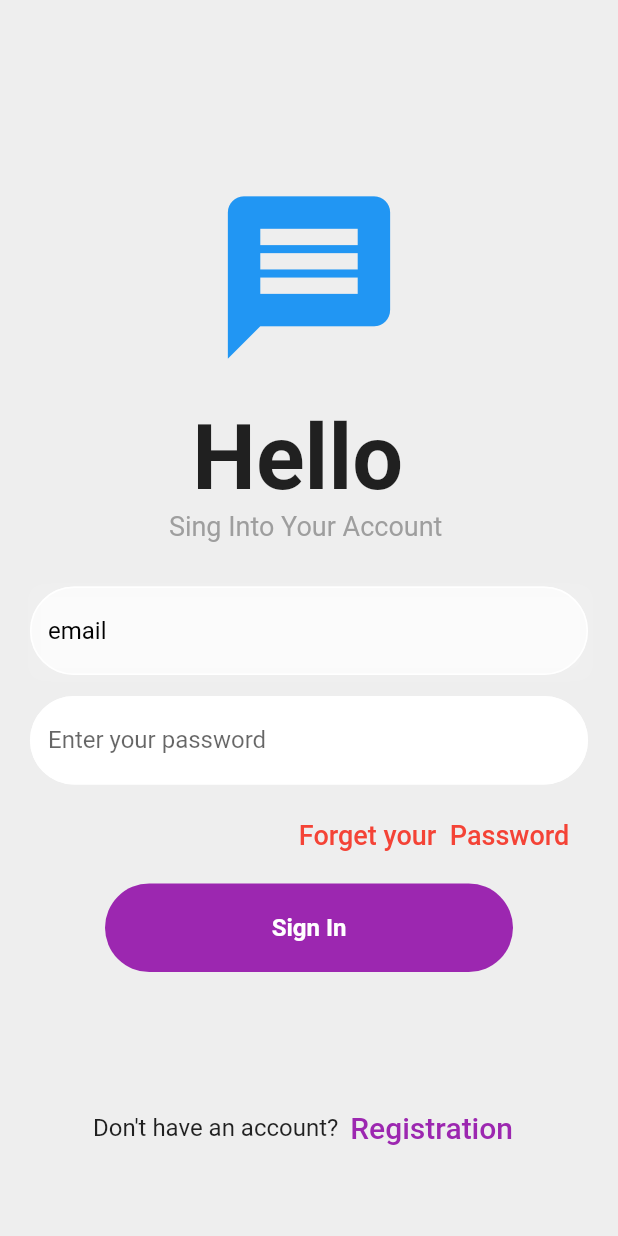
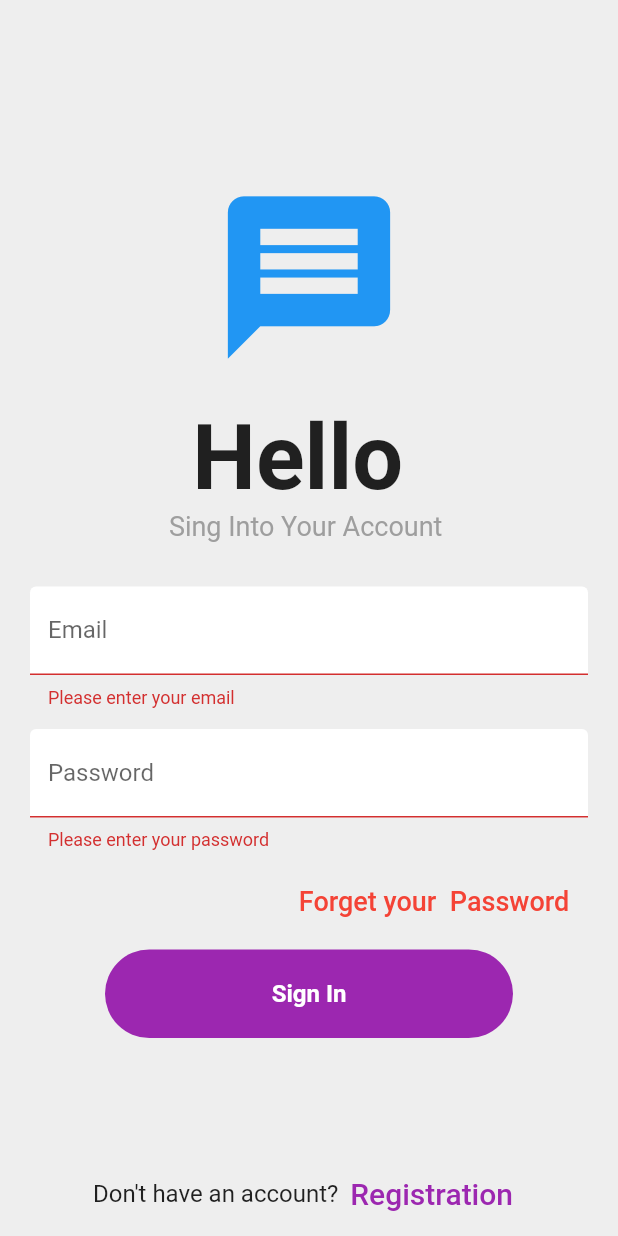
Before and after one commit to yomankaDX/livestock-system, a Flutter app: the screen it shows after launch, after a tap on "Sign In", on a phone screen of 412 x 824 dp. Run offline on Flutter 3.47's test engine with Material 2 defaults, Android fonts, the phone set to English and light mode, and no system bars; our stand-ins replace cloud_firestore, firebase_auth, firebase_core, firebase_database, flutter_linkify, flutter_local_notifications and 1 more; accounts and stored records are empty.

Commit message:
validation added

```diff
--- a/lib/page/page.dart
+++ b/lib/page/page.dart
@@ -22,51 +22,122 @@ class _PageState extends State<LoginPage> {
   final _emailcontroller = TextEditingController();
   final _passwordcontroller = TextEditingController();
 
-  void Passwrong() {
-    showDialog(
-        context: context,
-        builder: (context) {
-          return const AlertDialog(title: Center(child: Text((" incorrect"))));
-        });
+  String _emailError = '';
+  String _passwordError = '';
+
+  final FocusNode _emailFocus = FocusNode();
+  final FocusNode _passwordFocus = FocusNode();
+
+  @override
+  void initState() {
+    super.initState();
+
+    _emailFocus.addListener(_validateEmail);
+    _passwordFocus.addListener(_validatePassword);
   }
 
-  void Emailrong() {
-    showDialog(
-        context: context,
-        builder: (context) {
-          return const AlertDialog(
-              title: Center(child: Text(("  Emailrong incorrect"))));
-        });
+  void _validateEmail() {
+    if (!_emailFocus.hasFocus) {
+      _validateField(_emailcontroller.text, 'email');
+    }
   }
 
-  final FirebaseAuth _auth = FirebaseAuth.instance;
+  void _validatePassword() {
+    if (!_passwordFocus.hasFocus) {
+      _validateField(_passwordcontroller.text, 'password');
+    }
+  }
+void _loginPressed() {
+  // Clear previous error messages
+  setState(() {
+    _emailError = '';
+    _passwordError = '';
+  });
 
-  Future<void> signInWithEmailAndPassword() async {
+  // Perform the login logic here
+  String email = _emailcontroller.text.trim();
+  String password = _passwordcontroller.text;
+
+  // Validate the fields again before logging in
+  bool emailValid = _validateField(email, 'email');
+  bool passwordValid = _validateField(password, 'password');
+
+  // Check if both email and password are valid
+  if (emailValid && passwordValid) {
+    // Perform the login using Firebase Authentication or any other login logic
+    _performLogin(email, password);
+  }
+}
+
+bool _validateField(String value, String fieldName) {
+  bool isValid = true;
+
+  if (fieldName == 'email') {
+    if (value.isEmpty) {
+      setState(() {
+        _emailError = 'Please enter your email';
+      });
+      isValid = false;
+    }
+  } else if (fieldName == 'password') {
+    if (value.isEmpty) {
+      setState(() {
+        _passwordError = 'Please enter your password';
+      });
+      isValid = false;
+    }
+  }
+
+  return isValid;
+}
+
+  void _performLogin(String email, String password) async {
     try {
-      UserCredential userCredential = await _auth.signInWithEmailAndPassword(
-        email: _emailcontroller.text.trim(),
-        password: _passwordcontroller.text.trim(),
+      UserCredential userCredential = await FirebaseAuth.instance.signInWithEmailAndPassword(
+        email: email,
+        password: password,
       );
 
-      // Handle successful sign-in
-      // Navigate to the homepage
-      if (userCredential.user != null) {
-        Navigator.pushReplacement(
+  Navigator.pushReplacement(
           context,
           MaterialPageRoute(builder: (context) => MyHomePage()),
         );
+
+      // Login successful, you can navigate to the home screen or perform other actions.
+      print('Login successful: ${userCredential.user?.email}');
+    } catch (e) {
+      // Handle login errors (e.g., wrong credentials, network issues).
+      if (e is FirebaseAuthException) {
+        if (e.code == 'user-not-found') {
+          setState(() {
+            _emailError = 'No user found with this email';
+          });
+        } else if (e.code == 'wrong-password') {
+          setState(() {
+            _passwordError = 'Incorrect password';
+          });
+        } else {
+          // Other FirebaseAuthException errors can be handled here
+          print('Error: ${e.message}');
+        }
+      } else {
+        // Handle other exceptions that may occur during the login process
+        print('Error: $e');
       }
-    } catch (e) {
-      // Handle sign-in error
-      print("Sign-in error: $e");
     }
   }
 
-  dispose() {
-    _emailcontroller.dispose();
-    _passwordcontroller.dispose();
-    super.dispose();
-  }
+
+
+
+
+
+
+
+
+
+
+
 
   @override
   Widget build(BuildContext context) {
@@ -110,63 +181,67 @@ class _PageState extends State<LoginPage> {
                     SizedBox(
                       height: 30,
                     ),
-                    Container(
-                      decoration: BoxDecoration(boxShadow: [
-                        BoxShadow(
-                            blurRadius: 8,
-                            offset: Offset(
-                              1,
-                              1,
+
+                    // Container(
+                    //   decoration: BoxDecoration(boxShadow: [
+                    //     BoxShadow(
+                    //         blurRadius: 8,
+                    //         offset: Offset(
+                    //           1,
+                    //           1,
+                    //         ),
+                    //         color: Colors.white10),
+                    //   ]),
+                    //   child: Container(
+                    //       child: Mytextfield(
+                    //         //  focusNode: _emailFocus,
+                    //     controller: _emailcontroller,
+                    //     hinttext: "email",
+                    //     obsecure: false,
+                    //   )
+
+                    //       ),
+                    // ),
+                     Container(
+                      child: TextFormField(
+       focusNode: _emailFocus,
+
+
+
+                        controller: _emailcontroller,
+                        decoration: InputDecoration(
+                            errorText: _emailError.isNotEmpty ? _emailError : null,
+
+                            enabledBorder: OutlineInputBorder(
+
+                              borderRadius: BorderRadius.circular(40),
+                              borderSide: BorderSide(color: Colors.white),
                             ),
-                            color: Colors.white10),
-                      ]),
-                      child: Container(
-                          child: Mytextfield(
-                        controller: _emailcontroller,
-                        hinttext: "email",
-                        obsecure: false,
-                      )
+                            focusedBorder: OutlineInputBorder(
+                              borderSide: BorderSide(color: Colors.white),
+                            ),
+                            fillColor: Colors.white,
+                            filled: true,
+                            hintText: ('Email * '),
+                         labelText: 'Email',
+                            hintStyle: TextStyle(color: Colors.grey[500])),
 
-                          // TextFormField(
-                          //   controller: _emailcontroller,
-                          //   decoration: InputDecoration(
-                          //       enabledBorder: OutlineInputBorder(
-                          //         borderRadius: BorderRadius.circular(40),
-                          //         borderSide: BorderSide(color: Colors.white),
-                          //       ),
-                          //       focusedBorder: OutlineInputBorder(
-                          //         borderSide:
-                          //             BorderSide(color: Colors.grey.shade400),
-                          //         borderRadius: BorderRadius.circular(40),
-                          //       ),
-                          //       fillColor: Colors.white,
-                          //       filled: true,
-                          //       hintText: ('UserName '),
-                          //       label: Text('Enter your Username'),
-                          //       hintStyle: TextStyle(color: Colors.grey[500])),
 
-                          //   ThemeHelper().textInputDecoration(
-                          //       'UserName', 'Enter your first name'),
-                          //   keyboardType: TextInputType.emailAddress,
-                          //   validator: (val) {
-                          //     if (!(val!.isEmpty) &&
-                          //         !RegExp(r"^[a-zA-Z0-9.!#$%&'*+/=?^_`{|}~-]+@[a-zA-Z0-9](?:[a-zA-Z0-9-]{0,253}[a-zA-Z0-9])?(?:\.[a-zA-Z0-9](?:[a-zA-Z0-9-]{0,253}[a-zA-Z0-9])?)*$")
-                          //             .hasMatch(val)) {
-                          //       return "Enter a valid email address";
-                          //     }
-                          //     return null;
-                          //   },
-                          // ),
-                          ),
+                      ),
                     ),
                     SizedBox(
                       height: 14,
                     ),
                     Container(
                       child: TextFormField(
+
+                               focusNode: _passwordFocus ,
+
                         obscureText: true,
                         controller: _passwordcontroller,
                         decoration: InputDecoration(
+                       labelText: 'Password', // Use either labelText or label, not both.
+    errorText: _passwordError.isNotEmpty ? _passwordError : null,
                             enabledBorder: OutlineInputBorder(
                               borderRadius: BorderRadius.circular(40),
                               borderSide: BorderSide(color: Colors.white),
@@ -177,35 +252,14 @@ class _PageState extends State<LoginPage> {
                             fillColor: Colors.white,
                             filled: true,
                             hintText: ('password * '),
-                            label: Text('Enter your password'),
+
                             hintStyle: TextStyle(color: Colors.grey[500])),
 
-                        //   ThemeHelper().textInputDecoration(
-                        //       'UserName', 'Enter your first name'),
-                        //   keyboardType: TextInputType.emailAddress,
-                        //   validator: (val) {
-                        //     if (!(val!.isEmpty) &&
-                        //         !RegExp(r"^[a-zA-Z0-9.!#$%&'*+/=?^_`{|}~-]+@[a-zA-Z0-9](?:[a-zA-Z0-9-]{0,253}[a-zA-Z0-9])?(?:\.[a-zA-Z0-9](?:[a-zA-Z0-9-]{0,253}[a-zA-Z0-9])?)*$")
-                        //             .hasMatch(val)) {
-                        //       return "Enter a valid email address";
-                        //     }
-                        //     return null;
-                        //   },
+
                       ),
                     ),
 
-                    // child: TextFormField(
-                    //   controller: _passwordcontroller,
-                    //   obscureText: true,
-                    //   decoration: ThemeHelper().textInputDecoration(
-                    //       "PassWord*", "Enter your password"),
-                    //   validator: (val) {
-                    //     if (val!.isEmpty) {
-                    //       return "Please enter your password";
-                    //     }
-                    //     return null;
 
-                    // decoration: ThemeHelper().inputBoxDecorationShaddow(),
 
                     SizedBox(
                       height: 10,
@@ -234,7 +288,7 @@ class _PageState extends State<LoginPage> {
                     Center(
                       child: Container(
                         child: GestureDetector(
-                          onTap: signInWithEmailAndPassword,
+                          onTap:  _loginPressed,
                           child: Container(
                             padding: const EdgeInsets.all(20),
                             margin: const EdgeInsets.only(left: 50, right: 50),
```
Also changed, not shown: lib/main.dart (+23 -0 lines), pubspec.yaml (+1 -6 lines), pubspec.lock, 1 other file.
